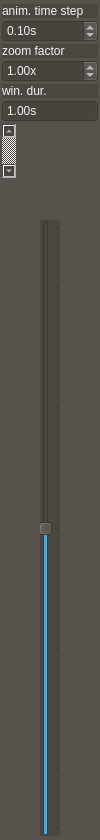
The window that src/pyphoplacecellanalysis/GUI/Qt/ZoomAndNavigationSidebarControls/Spike3DRasterLeftSidebarControlBarBase.ui (CommanderPho/pyPhoPlaceCellAnalysis) describes before a commit, drawn with Qt 5.
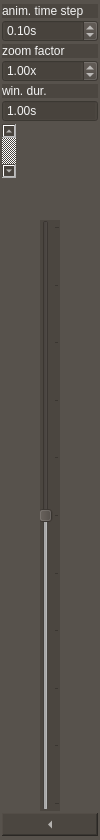
The same window after the commit. Custom widgets are drawn as their Qt base class.

Diff of the .ui file:
```diff
--- a/src/pyphoplacecellanalysis/GUI/Qt/ZoomAndNavigationSidebarControls/Spike3DRasterLeftSidebarControlBarBase.ui
+++ b/src/pyphoplacecellanalysis/GUI/Qt/ZoomAndNavigationSidebarControls/Spike3DRasterLeftSidebarControlBarBase.ui
@@ -52,7 +52,7 @@
     <number>0</number>
    </property>
    <item>
-    <layout class="QVBoxLayout" name="verticalLayout" stretch="0,0,0,0,0,0,0,0,1">
+    <layout class="QVBoxLayout" name="verticalLayout" stretch="0,0,0,0,0,0,0,0,1,0">
      <property name="leftMargin">
       <number>2</number>
      </property>
@@ -174,6 +174,9 @@
      </item>
      <item alignment="Qt::AlignHCenter">
       <widget class="QSlider" name="verticalSliderZoom">
+       <property name="enabled">
+        <bool>false</bool>
+       </property>
        <property name="minimum">
         <number>0</number>
        </property>
@@ -200,6 +203,34 @@
        </property>
       </widget>
      </item>
+     <item>
+      <widget class="QToolButton" name="btnToggleCollapseExpand">
+       <property name="sizePolicy">
+        <sizepolicy hsizetype="Expanding" vsizetype="Fixed">
+         <horstretch>0</horstretch>
+         <verstretch>0</verstretch>
+        </sizepolicy>
+       </property>
+       <property name="toolTip">
+        <string>Collapse Sidebar</string>
+       </property>
+       <property name="text">
+        <string/>
+       </property>
+       <property name="checkable">
+        <bool>true</bool>
+       </property>
+       <property name="checked">
+        <bool>false</bool>
+       </property>
+       <property name="toolButtonStyle">
+        <enum>Qt::ToolButtonIconOnly</enum>
+       </property>
+       <property name="arrowType">
+        <enum>Qt::LeftArrow</enum>
+       </property>
+      </widget>
+     </item>
     </layout>
    </item>
   </layout>
```
